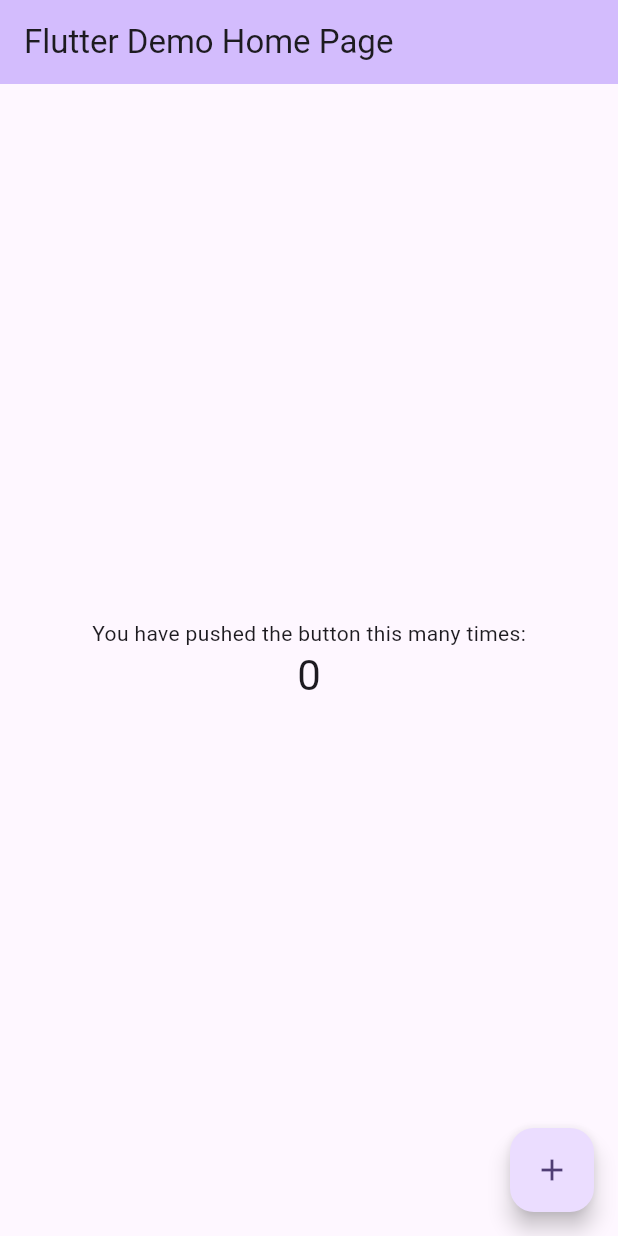
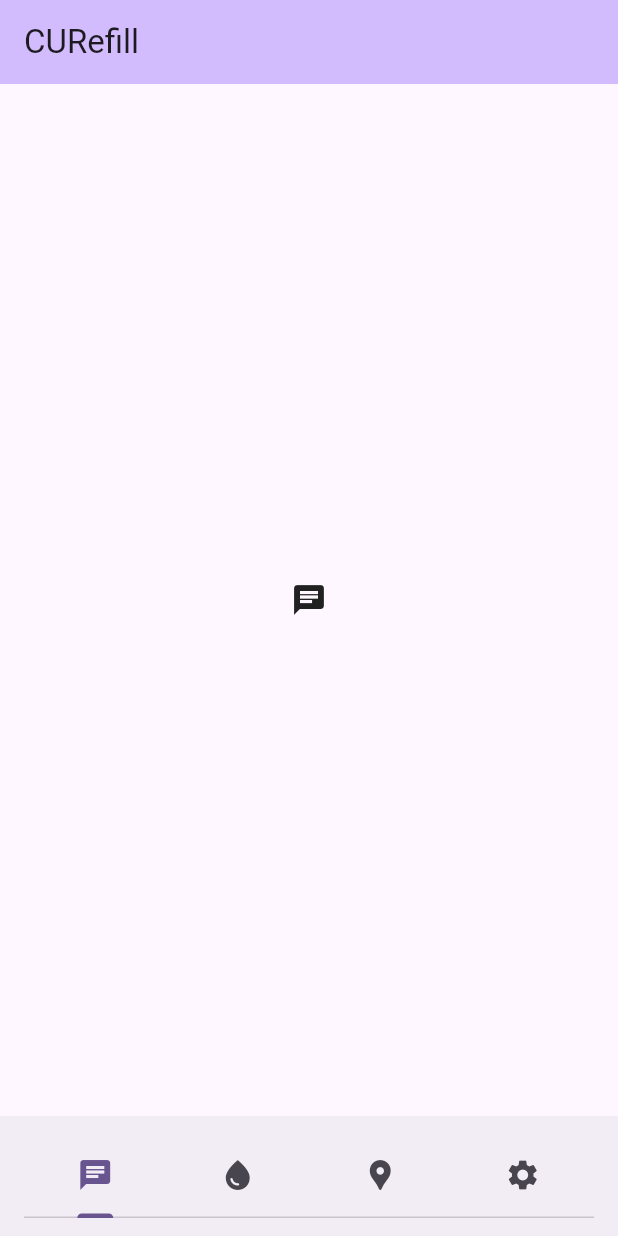
Before and after one commit to fdczk/curefill, a Flutter app: the screen it shows after launch, on a phone screen of 412 x 824 dp. Run offline on Flutter 3.47's test engine with Material 3 defaults, Android fonts, the phone set to English and light mode, and no system bars.

Commit message:
bottom tab navigation

```diff
--- a/curefill_flutter_application_1/lib/main.dart
+++ b/curefill_flutter_application_1/lib/main.dart
@@ -31,7 +31,7 @@ class MyApp extends StatelessWidget {
         colorScheme: ColorScheme.fromSeed(seedColor: Colors.deepPurple),
         useMaterial3: true,
       ),
-      home: const MyHomePage(title: 'Flutter Demo Home Page'),
+      home: const MyHomePage(title: 'CURefill'),
     );
   }
 }
@@ -76,50 +76,75 @@ class _MyHomePageState extends State<MyHomePage> {
     // The Flutter framework has been optimized to make rerunning build methods
     // fast, so that you can just rebuild anything that needs updating rather
     // than having to individually change instances of widgets.
-    return Scaffold(
-      appBar: AppBar(
-        // TRY THIS: Try changing the color here to a specific color (to
-        // Colors.amber, perhaps?) and trigger a hot reload to see the AppBar
-        // change color while the other colors stay the same.
-        backgroundColor: Theme.of(context).colorScheme.inversePrimary,
-        // Here we take the value from the MyHomePage object that was created by
-        // the App.build method, and use it to set our appbar title.
-        title: Text(widget.title),
-      ),
-      body: Center(
-        // Center is a layout widget. It takes a single child and positions it
-        // in the middle of the parent.
-        child: Column(
-          // Column is also a layout widget. It takes a list of children and
-          // arranges them vertically. By default, it sizes itself to fit its
-          // children horizontally, and tries to be as tall as its parent.
-          //
-          // Column has various properties to control how it sizes itself and
-          // how it positions its children. Here we use mainAxisAlignment to
-          // center the children vertically; the main axis here is the vertical
-          // axis because Columns are vertical (the cross axis would be
-          // horizontal).
-          //
-          // TRY THIS: Invoke "debug painting" (choose the "Toggle Debug Paint"
-          // action in the IDE, or press "p" in the console), to see the
-          // wireframe for each widget.
-          mainAxisAlignment: MainAxisAlignment.center,
-          children: <Widget>[
-            const Text(
-              'You have pushed the button this many times:',
-            ),
-            Text(
-              '$_counter',
-              style: Theme.of(context).textTheme.headlineMedium,
-            ),
-          ],
+    // return Scaffold(
+    //   appBar: AppBar(
+    //     // TRY THIS: Try changing the color here to a specific color (to
+    //     // Colors.amber, perhaps?) and trigger a hot reload to see the AppBar
+    //     // change color while the other colors stay the same.
+    //     backgroundColor: Theme.of(context).colorScheme.inversePrimary,
+    //     // Here we take the value from the MyHomePage object that was created by
+    //     // the App.build method, and use it to set our appbar title.
+    //     title: Text(widget.title),
+    //   ),
+    //   body: Center(
+    //     // Center is a layout widget. It takes a single child and positions it
+    //     // in the middle of the parent.
+    //     child: Column(
+    //       // Column is also a layout widget. It takes a list of children and
+    //       // arranges them vertically. By default, it sizes itself to fit its
+    //       // children horizontally, and tries to be as tall as its parent.
+    //       //
+    //       // Column has various properties to control how it sizes itself and
+    //       // how it positions its children. Here we use mainAxisAlignment to
+    //       // center the children vertically; the main axis here is the vertical
+    //       // axis because Columns are vertical (the cross axis would be
+    //       // horizontal).
+    //       //
+    //       // TRY THIS: Invoke "debug painting" (choose the "Toggle Debug Paint"
+    //       // action in the IDE, or press "p" in the console), to see the
+    //       // wireframe for each widget.
+    //       mainAxisAlignment: MainAxisAlignment.center,
+    //       children: <Widget>[
+    //         const Text(
+    //           'You have pushed the button this many times:',
+    //         ),
+    //         Text(
+    //           '$_counter',
+    //           style: Theme.of(context).textTheme.headlineMedium,
+    //         ),
+    //       ],
+    //     ),
+    //   ),
+    //   floatingActionButton: FloatingActionButton(
+    //     onPressed: _incrementCounter,
+    //     tooltip: 'Increment',
+    //     child: const Icon(Icons.add),
+    //   ), // This trailing comma makes auto-formatting nicer for build methods.
+    // );
+    return DefaultTabController(length: 4, child: Scaffold(
+        appBar: AppBar(
+            backgroundColor: Theme.of(context).colorScheme.inversePrimary,
+            title: const Text("CURefill"),
+          ),
+        bottomNavigationBar: BottomAppBar(child:
+          const TabBar(
+            tabs: [
+              Tab(icon: Icon(Icons.chat)),
+              Tab(icon: Icon(Icons.water_drop)),
+              Tab(icon: Icon(Icons.location_pin)),
+              Tab(icon: Icon(Icons.settings))
+            ],
+          ),
         ),
-      ),
-      floatingActionButton: FloatingActionButton(
-        onPressed: _incrementCounter,
-        tooltip: 'Increment',
-        child: const Icon(Icons.add),
-      ), // This trailing comma makes auto-formatting nicer for build methods.
+          body: const TabBarView(
+            children: [
+              Icon(Icons.chat), // temporary fillers for each tab's body
+              Icon(Icons.water_drop),
+              Icon(Icons.location_pin),
+              Icon(Icons.settings),
+            ],
+          ),
+      )
     );
   }
 }
--- a/curefill_flutter_application_1/pubspec.yaml
+++ b/curefill_flutter_application_1/pubspec.yaml
@@ -45,7 +45,7 @@ dev_dependencies:
   # activated in the `analysis_options.yaml` file located at the root of your
   # package. See that file for information about deactivating specific lint
   # rules and activating additional ones.
-  flutter_lints: ^4.0.0
+  flutter_lints: ^5.0.0
 
 # For information on the generic Dart part of this file, see the
 # following page: https://dart.dev/tools/pub/pubspec
```
Also changed, not shown: curefill_flutter_application_1/pubspec.lock.
